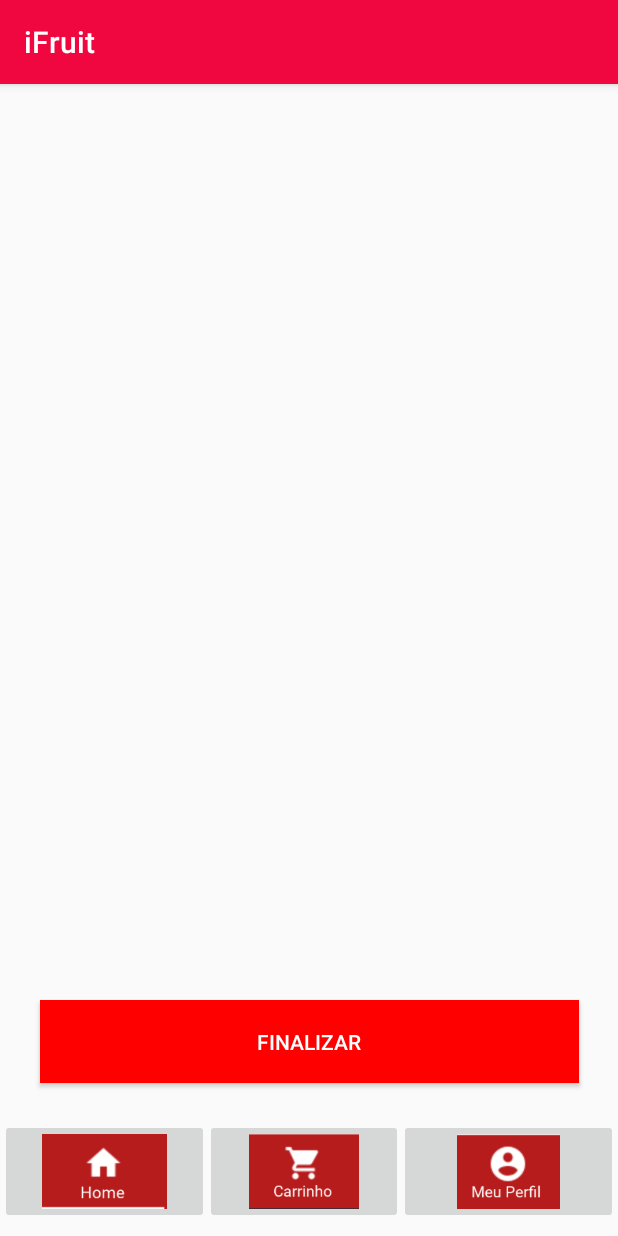
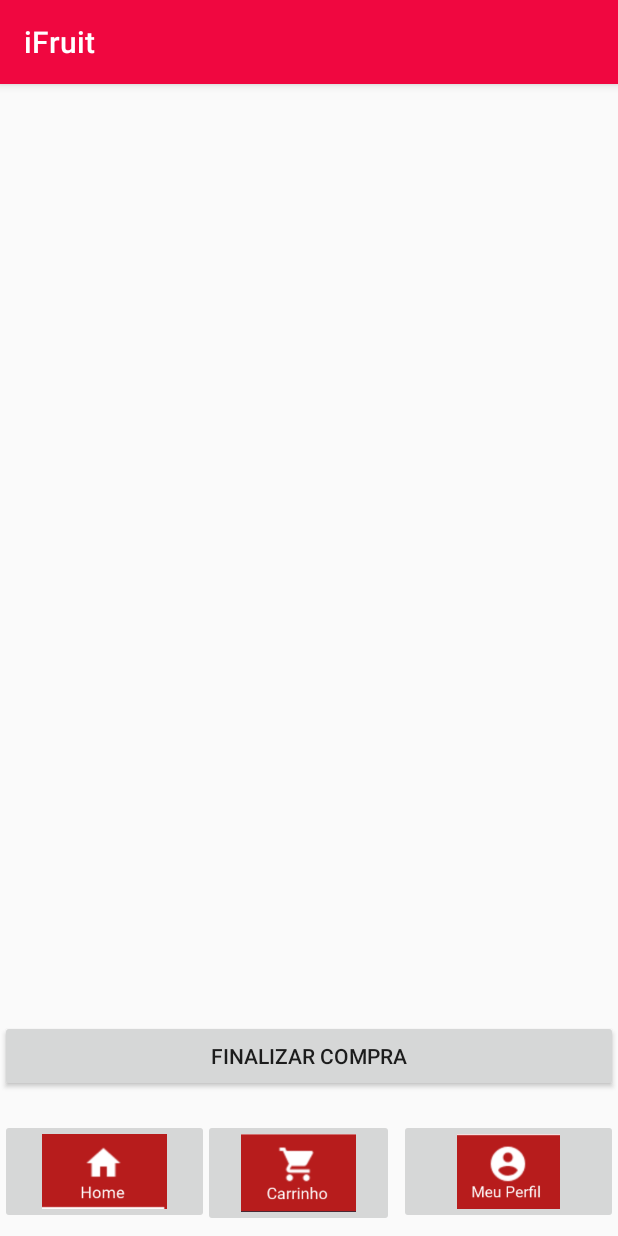
Before and after one commit to kimberlyplima/ifruit, an Android app: the CarrinhoDeComprasActivity screen opened directly, with no data from a screen before it, on a phone screen of 412 x 824 dp. Run offline under Robolectric (Android 15) with nearby library versions, the phone set to English and light mode, and no system bars; our stand-ins replace CircleImageView; pictures from the network do not load; 3 statements that could not run were skipped.

Commit message:
carrinho de compras funcionando!

```diff
--- a/app/src/main/java/br/com/kimberlyplima/ifruit/CarrinhoDeComprasActivity.java
+++ b/app/src/main/java/br/com/kimberlyplima/ifruit/CarrinhoDeComprasActivity.java
@@ -3,6 +3,10 @@ package br.com.kimberlyplima.ifruit;
 import android.content.Intent;
 import android.support.v7.app.AppCompatActivity;
 import android.os.Bundle;
+import android.support.v7.widget.LinearLayoutManager;
+import android.support.v7.widget.RecyclerView;
+import android.view.View;
+import android.widget.Button;
 
 import java.lang.reflect.Array;
 import java.time.Clock;
@@ -11,7 +15,8 @@ import java.util.Arrays;
 
 public class CarrinhoDeComprasActivity extends AppCompatActivity {
 
-    private ArrayList<Produto> carrinhoAtualUsuario;
+    private ArrayList<Produto> carrinhoAtualUsuario = new ArrayList<>();
+    Button btnFinalizarCompra;
 
     @Override
     protected void onCreate(Bundle savedInstanceState) {
@@ -21,29 +26,37 @@ public class CarrinhoDeComprasActivity extends AppCompatActivity {
         System.out.println("Carrinho que chegou "+carrinhoString);
 
         String[] array = carrinhoString.split("</produto>");
+        for (String s : array) {
+            if(!s.equals("".trim())){
+                String[] arrayAux = s.split("<separacao>");
+
+                System.out.println("aaaa " + arrayAux[0] + arrayAux[1] + arrayAux[2] + arrayAux[3] + arrayAux[4]);
+
+                carrinhoAtualUsuario.add(new Produto(arrayAux[1],Integer.parseInt(arrayAux[2]), Integer.parseInt(arrayAux[4]), arrayAux[3], Integer.parseInt(arrayAux[0]) ));
+            }
+        }
+
+        btnFinalizarCompra = findViewById(R.id.btn_finalizar_compra);
+        btnFinalizarCompra.setOnClickListener(new View.OnClickListener() {
+            @Override
+            public void onClick(View v) {
+                finalizarCompra();
+            }
+        });
 
 
 
-        System.out.println("array 0 : "+array[0]);
-        System.out.println("array 0 : "+array[1]);
-        System.out.println("array 0 : "+array[2]);
+        initRecyclerView();
+    }
 
-        String[] array2 = array[0].split("<separacao>");
+    private void initRecyclerView(){
+        RecyclerView recyclerView = findViewById(R.id.recycler_view);
+        RecyclerViewAdapterCarrinhoCompras adapter = new RecyclerViewAdapterCarrinhoCompras(this,carrinhoAtualUsuario);
+        recyclerView.setAdapter(adapter);
+        recyclerView.setLayoutManager(new LinearLayoutManager(this));
+    }
 
-        String[] array3 = array[1].split("<separacao>");
+    private void finalizarCompra(){
 
-        System.out.println("array2 0 : " + array2[0]);
-
-        System.out.println("array3[1] : " + array3[1]);
-//        System.out.println("array2 1 : "+array2[1]);
-//        System.out.println("array2 2 : "+array2[2]);
-//        System.out.println("array2 3 : "+array2[3]);
-//        System.out.println("array2 4 : "+array2[4]);
-
-
-
-//        for (Produto p: carrinhoAtualUsuario) {
-//            System.out.println("produto aqui Carrinho: "+ p.getTextoProduto() + p.getQuantidadeProduto());
-//        }
     }
 }
--- a/app/src/main/java/br/com/kimberlyplima/ifruit/LojaVirtualActivity.java
+++ b/app/src/main/java/br/com/kimberlyplima/ifruit/LojaVirtualActivity.java
@@ -69,6 +69,7 @@ public class LojaVirtualActivity extends AppCompatActivity {
     }
 
     private void iniciarLoja() {
+        //quantidade sempre 1 na loja virtual!
         int cont = 0;
         Produto produto;
         produto = new Produto("Macas",1,60,
@@ -79,7 +80,7 @@ public class LojaVirtualActivity extends AppCompatActivity {
                 "https://i.imgur.com/ZcLLrkY.jpg",cont++);
         listaProdutosLoja.add(produto);
 
-        produto = new Produto("Teste",1,80,
+        produto = new Produto("Jaboticaba",1,80,
                 "https://i.imgur.com/ZcLLrkY.jpg",cont++);
         listaProdutosLoja.add(produto);
 
--- /dev/null
+++ b/app/src/main/java/br/com/kimberlyplima/ifruit/RecyclerViewAdapterCarrinhoCompras.java
@@ -0,0 +1,89 @@
+package br.com.kimberlyplima.ifruit;
+
+import android.content.Context;
+import android.support.annotation.NonNull;
+import android.support.v7.widget.RecyclerView;
+import android.util.Log;
+import android.view.LayoutInflater;
+import android.view.View;
+import android.view.ViewGroup;
+import android.widget.Button;
+import android.widget.ImageView;
+import android.widget.RelativeLayout;
+import android.widget.TextView;
+import android.widget.Toast;
+
+import com.bumptech.glide.Glide;
+
+import org.w3c.dom.Text;
+
+import java.util.ArrayList;
+
+import de.hdodenhof.circleimageview.CircleImageView;
+
+public class RecyclerViewAdapterCarrinhoCompras extends RecyclerView.Adapter<RecyclerViewAdapterCarrinhoCompras.ViewHolder> {
+
+    private ArrayList<Produto> carrinhoComprasUsuario;
+    private Context mContext;
+
+    public RecyclerViewAdapterCarrinhoCompras(Context mContext, ArrayList<Produto> carrinhoComprasUsuario) {
+        this.mContext = mContext;
+        this.carrinhoComprasUsuario = carrinhoComprasUsuario;
+    }
+
+    @NonNull
+    @Override
+    public ViewHolder onCreateViewHolder(@NonNull ViewGroup parent, int viewType) {
+        View view = LayoutInflater.from(parent.getContext()).inflate(R.layout.layout_listcesta,parent,false);
+        ViewHolder holder = new ViewHolder(view);
+        return holder;
+    }
+
+    @Override
+    public void onBindViewHolder(@NonNull final ViewHolder holder, final int position) {
+
+        Glide.with(mContext)
+                .asBitmap()
+                .load(carrinhoComprasUsuario.get(position).getUrlImagemProduto())
+                .into(holder.image);
+
+        holder.descricaoCombo.setText(carrinhoComprasUsuario.get(position).getTextoProduto());
+
+        holder.quantidade.setText(carrinhoComprasUsuario.get(position).getQuantidadeProduto() + "");
+
+        holder.parentLayout.setOnClickListener(new View.OnClickListener() {
+            @Override
+            public void onClick(View v) {
+                Toast.makeText(mContext, carrinhoComprasUsuario.get(position).getTextoProduto(), Toast.LENGTH_SHORT).show();
+            }
+        });
+
+
+
+    }
+
+    @Override
+    public int getItemCount() {
+        return carrinhoComprasUsuario.size();
+    }
+
+    public class ViewHolder extends RecyclerView.ViewHolder{
+
+        CircleImageView image;
+        TextView descricaoCombo;
+        RelativeLayout parentLayout;
+        ImageView imagePlus;
+        ImageView imageMinus;
+        TextView quantidade;
+
+        public ViewHolder(@NonNull View itemView) {
+            super(itemView);
+            imageMinus = itemView.findViewById(R.id.imageMinus);
+            quantidade = itemView.findViewById(R.id.quantidade);
+            imagePlus = itemView.findViewById(R.id.imagePlus);
+            image = itemView.findViewById(R.id.image);
+            descricaoCombo = itemView.findViewById(R.id.descricao_combo);
+            parentLayout = itemView.findViewById(R.id.parent_layout_carrinho);
+        }
+    }
+}
--- a/app/src/main/res/layout/activity_carrinho_de_compras.xml
+++ b/app/src/main/res/layout/activity_carrinho_de_compras.xml
@@ -1,5 +1,5 @@
 <?xml version="1.0" encoding="utf-8"?>
-<android.support.constraint.ConstraintLayout xmlns:android="http://schemas.android.com/apk/res/android"
+<RelativeLayout xmlns:android="http://schemas.android.com/apk/res/android"
     xmlns:app="http://schemas.android.com/apk/res-auto"
     xmlns:tools="http://schemas.android.com/tools"
     android:layout_width="match_parent"
@@ -8,46 +8,34 @@
 
     <android.support.v7.widget.RecyclerView
         android:id="@+id/recycler_view"
-        android:layout_width="410dp"
-        android:layout_height="553dp"
+        android:layout_width="match_parent"
+        android:layout_height="555dp"
+        android:layout_above="@+id/imageButtonCarrinho"
         android:layout_alignParentTop="true"
-        android:layout_alignParentBottom="true"
         android:layout_marginTop="0dp"
-        android:layout_marginBottom="69dp"></android.support.v7.widget.RecyclerView>
-
-    <Button
-        android:id="@+id/btn_login"
-        android:layout_width="359dp"
-        android:layout_height="55dp"
-        android:layout_marginStart="8dp"
-        android:layout_marginEnd="8dp"
-        android:layout_marginBottom="24dp"
-        android:background="@color/colorButton"
-        android:text="Finalizar"
-        android:textColor="@color/colorText"
-        app:layout_constraintBottom_toTopOf="@+id/imageButtonCarrinho"
-        app:layout_constraintEnd_toEndOf="parent"
-        app:layout_constraintStart_toStartOf="parent" />
+        android:layout_marginBottom="98dp"></android.support.v7.widget.RecyclerView>
 
     <ImageButton
         android:id="@+id/imageButtonHome"
         android:layout_width="139dp"
         android:layout_height="70dp"
         android:layout_alignParentBottom="true"
+        android:layout_marginTop="8dp"
         android:layout_marginBottom="8dp"
         android:scaleType="fitCenter"
         android:src="@drawable/home"
         app:layout_constraintBottom_toBottomOf="parent"
+        app:layout_constraintTop_toTopOf="@+id/imageButtonCarrinho"
         tools:layout_editor_absoluteX="-6dp" />
 
     <ImageButton
         android:id="@+id/imageButtonCarrinho"
-        android:layout_width="132dp"
-        android:layout_height="70dp"
+        android:layout_width="128dp"
+        android:layout_height="72dp"
         android:layout_alignBottom="@+id/imageButtonHome"
-        android:layout_marginStart="8dp"
-        android:layout_marginEnd="8dp"
-        android:layout_marginBottom="8dp"
+        android:layout_marginStart="-4dp"
+        android:layout_marginEnd="3dp"
+        android:layout_marginBottom="-2dp"
         android:layout_toStartOf="@+id/imageButtonPerfil"
         android:layout_toEndOf="@+id/imageButtonHome"
         android:scaleType="fitCenter"
@@ -62,10 +50,17 @@
         android:layout_height="70dp"
         android:layout_alignBottom="@+id/imageButtonHome"
         android:layout_alignParentEnd="true"
-        android:layout_marginBottom="8dp"
         android:scaleType="fitCenter"
         android:src="@drawable/perfil"
         app:layout_constraintBottom_toBottomOf="parent"
         app:layout_constraintEnd_toEndOf="parent" />
 
-</android.support.constraint.ConstraintLayout>
+    <Button
+        android:id="@+id/btn_finalizar_compra"
+        android:layout_width="match_parent"
+        android:layout_height="wrap_content"
+        android:layout_alignParentBottom="true"
+        android:layout_marginBottom="96dp"
+        android:text="Finalizar compra" />
+
+</RelativeLayout>
--- a/app/src/main/res/layout/layout_listitem.xml
+++ b/app/src/main/res/layout/layout_listitem.xml
@@ -31,6 +31,6 @@
         android:layout_marginLeft="250dp"
         android:layout_marginEnd="21dp"
         android:layout_toEndOf="@+id/image_name"
-        android:text="Adicionar" />
+        android:text="Add" />
 
 </RelativeLayout>
```
Also changed, not shown: app/src/main/res/layout/layout_listcesta.xml (+24 -26 lines).
